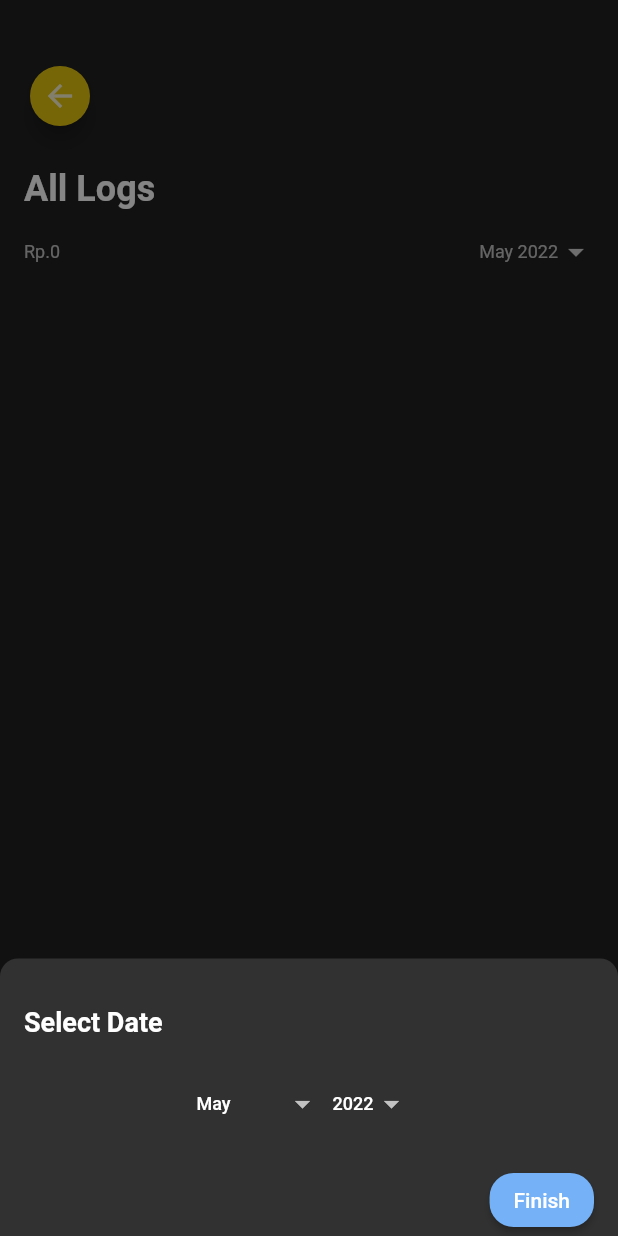
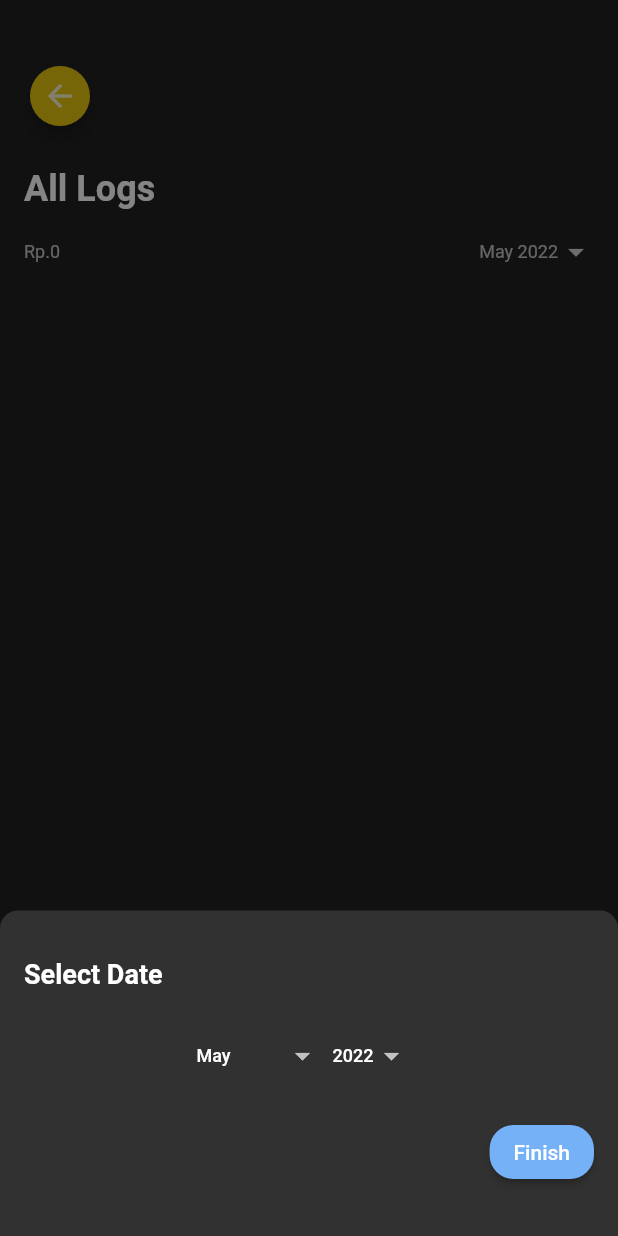
Before and after one commit to fikrihkll/flutter_expense-analytic, a Flutter app: the AllLogsPage screen opened by its route, after a tap on "Rp.0", on a phone screen of 412 x 824 dp. Run offline on Flutter 3.47's test engine with Material 2 defaults, Android fonts, the phone set to English and light mode, and no system bars; our stand-ins replace bloc, dartz, equatable, flutter_bloc, get_it, shimmer and 1 more; accounts and stored records are empty; network calls fail; Roboto replaces fonts that are missing (OpenSans).

Commit message:
adjust button position

```diff
--- a/lib/features/presentation/pages/date_selection/date_selection_bottomsheet.dart
+++ b/lib/features/presentation/pages/date_selection/date_selection_bottomsheet.dart
@@ -79,7 +79,8 @@ class _DateSelectionBottomSheetState extends State<DateSelectionBottomSheet> {
                 },
                 text: 'Finish',
               ),
-            )
+            ),
+            const SizedBox(height: 32,),
           ],
         ),
       ),
```
